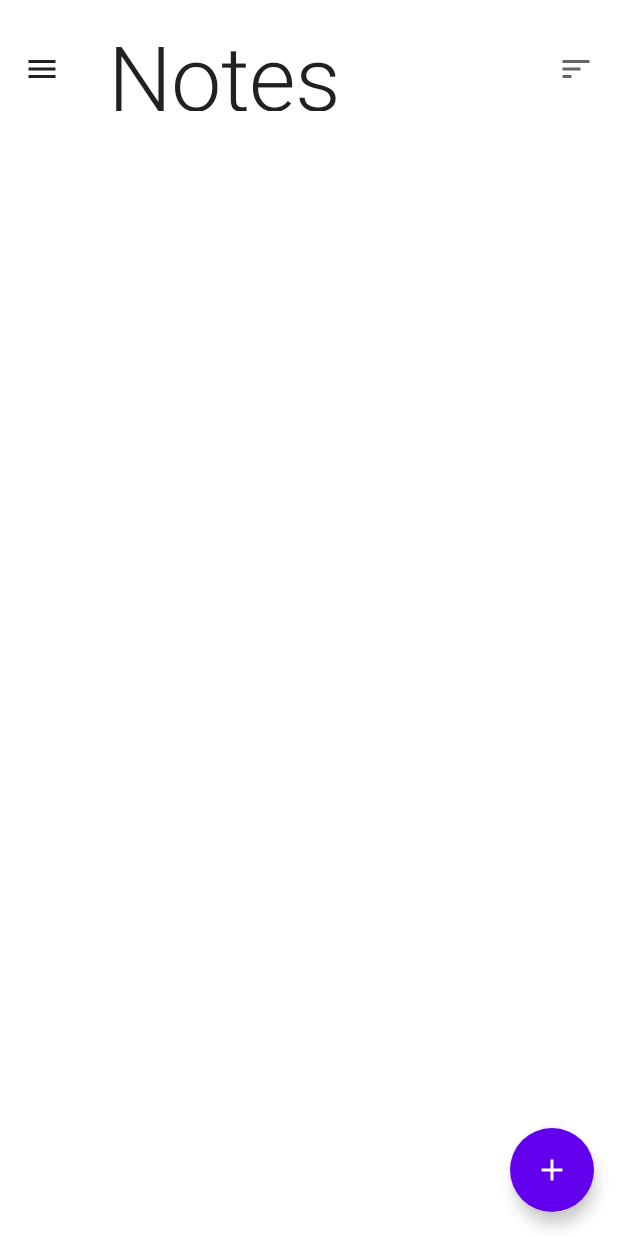
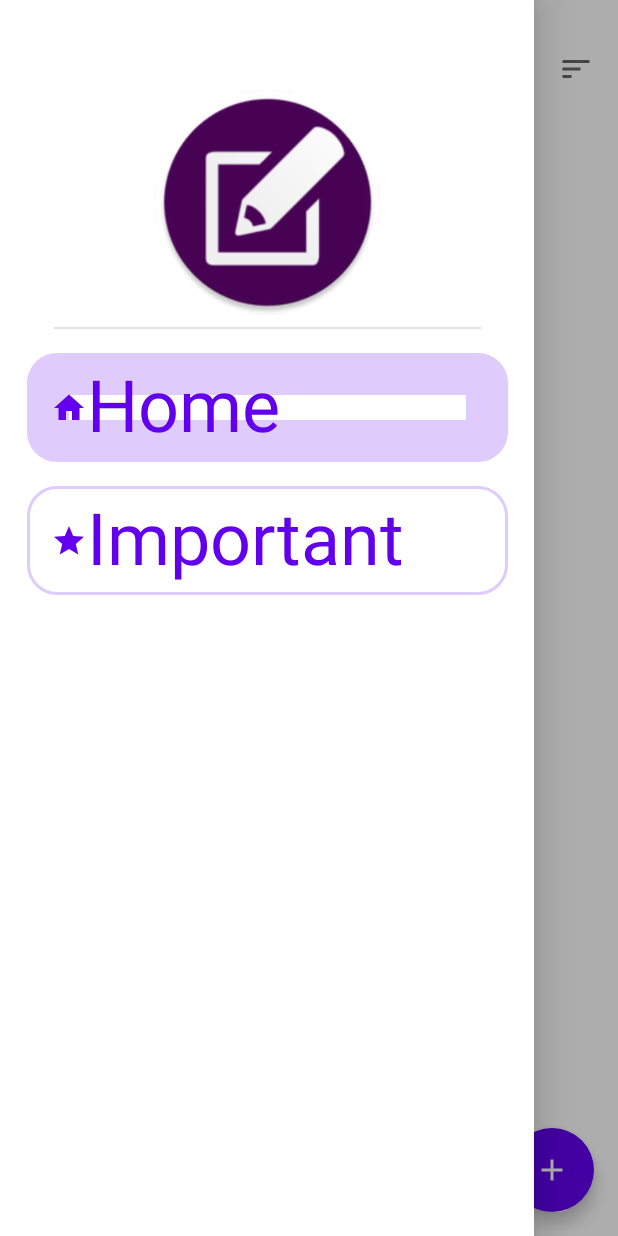
Before and after one commit to sedramerkhan/SMNotes, an Android app built with Jetpack Compose: the composable NotesScreen shown on its own in the app's theme, after a tap on "Menu", on a phone screen of 412 x 824 dp. Run offline under Robolectric (Android 15) with nearby library versions, the phone set to English and light mode, and no system bars; our stand-ins replace Dagger/Hilt's generated code, Room's generated code; libraries missing offline, so code that uses them is left out: com.ramcosta.composedestinations; 2 statements that could not run were skipped.

Commit message:
get important notes

```diff
--- a/app/src/main/java/com/smnotes/data/database/NoteDao.kt
+++ b/app/src/main/java/com/smnotes/data/database/NoteDao.kt
@@ -10,6 +10,9 @@ interface NoteDao {
     @Query("SELECT * FROM note")
     fun getNotes(): Flow<List<Note>>
 
+    @Query("SELECT * FROM note WHERE important = 1")
+    fun getImportantNotes(): Flow<List<Note>>
+
     @Query("SELECT * FROM note WHERE id = :id")
     suspend fun getNoteById(id: Long): Note?
 
--- a/app/src/main/java/com/smnotes/data/repository/NoteRepository.kt
+++ b/app/src/main/java/com/smnotes/data/repository/NoteRepository.kt
@@ -7,6 +7,8 @@ interface NoteRepository {
 
     fun getNotes(): Flow<List<Note>>
 
+    fun getImportantNotes(): Flow<List<Note>>
+
     suspend fun getNoteById(id: Long): Note?
 
     suspend fun insertNote(note: Note)
--- a/app/src/main/java/com/smnotes/data/repository/NoteRepositoryImpl.kt
+++ b/app/src/main/java/com/smnotes/data/repository/NoteRepositoryImpl.kt
@@ -12,6 +12,10 @@ class NoteRepositoryImpl(
         return dao.getNotes()
     }
 
+    override fun getImportantNotes(): Flow<List<Note>> {
+        return dao.getImportantNotes()
+    }
+
     override suspend fun getNoteById(id: Long): Note? {
         return dao.getNoteById(id)
     }
--- a/app/src/main/java/com/smnotes/di/AppModule.kt
+++ b/app/src/main/java/com/smnotes/di/AppModule.kt
@@ -47,6 +47,7 @@ object AppModule {
     fun provideNoteUseCases(repository: NoteRepository): NoteUseCases {
         return NoteUseCases(
             getNotes = GetNotes(repository),
+            getImportantNotes = GetImportantNotes(repository),
             deleteNote = DeleteNote(repository),
             addNote = AddNote(repository),
             getNote = GetNote(repository)
--- /dev/null
+++ b/app/src/main/java/com/smnotes/domain/usecase/GetImportantNotes.kt
@@ -0,0 +1,34 @@
+package com.smnotes.domain.usecase
+
+import com.smnotes.data.repository.NoteRepository
+import com.smnotes.domain.model.Note
+import com.smnotes.domain.order.NoteOrder
+import com.smnotes.domain.order.OrderType
+import kotlinx.coroutines.flow.Flow
+import kotlinx.coroutines.flow.map
+
+data class GetImportantNotes(private val repository: NoteRepository)  {
+
+    operator fun invoke(
+        noteOrder: NoteOrder = NoteOrder.Date(OrderType.Descending)
+    ): Flow<List<Note>> {
+        return repository.getImportantNotes().map { notes ->
+            when(noteOrder.orderType) {
+                is OrderType.Ascending -> {
+                    when(noteOrder) {
+                        is NoteOrder.Title -> notes.sortedBy { it.title.lowercase() }
+                        is NoteOrder.Date -> notes.sortedBy { it.timestamp }
+                        is NoteOrder.Color -> notes.sortedBy { it.color }
+                    }
+                }
+                is OrderType.Descending -> {
+                    when(noteOrder) {
+                        is NoteOrder.Title -> notes.sortedByDescending { it.title.lowercase() }
+                        is NoteOrder.Date -> notes.sortedByDescending { it.timestamp }
+                        is NoteOrder.Color -> notes.sortedByDescending { it.color }
+                    }
+                }
+            }
+        }
+    }
+}
--- a/app/src/main/java/com/smnotes/domain/usecase/NoteUseCases.kt
+++ b/app/src/main/java/com/smnotes/domain/usecase/NoteUseCases.kt
@@ -3,6 +3,7 @@ package com.smnotes.domain.usecase
 
 data class NoteUseCases(
     val getNotes: GetNotes,
+    val getImportantNotes: GetImportantNotes,
     val deleteNote: DeleteNote,
     val addNote: AddNote,
     val getNote: GetNote
--- a/app/src/main/java/com/smnotes/presentation/notesScreen/NotesEvent.kt
+++ b/app/src/main/java/com/smnotes/presentation/notesScreen/NotesEvent.kt
@@ -9,4 +9,5 @@ sealed class NotesEvent {
     data class ImportantNote(val note: Note): NotesEvent()
     object RestoreNote: NotesEvent()
     object ToggleOrderSection: NotesEvent()
+    object GetNotes : NotesEvent()
 }
--- a/app/src/main/java/com/smnotes/presentation/notesScreen/NotesScreen.kt
+++ b/app/src/main/java/com/smnotes/presentation/notesScreen/NotesScreen.kt
@@ -15,6 +15,7 @@ import androidx.compose.material.icons.filled.Sort
 import androidx.compose.runtime.Composable
 import androidx.compose.runtime.rememberCoroutineScope
 import androidx.compose.ui.Modifier
+import androidx.compose.ui.graphics.Color
 import androidx.compose.ui.platform.LocalClipboardManager
 import androidx.compose.ui.text.AnnotatedString
 import androidx.compose.ui.unit.dp
@@ -33,13 +34,14 @@ fun NotesScreen(
     navigator: DestinationsNavigator,
     viewModel: NotesViewModel = hiltViewModel()
 ) = viewModel.run {
-    val state = viewModel.state.value
+    val state = state.value
+
     val scaffoldState = rememberScaffoldState()
     val scope = rememberCoroutineScope()
 
     val clipboardManager = LocalClipboardManager.current
 
-    val drawerState = rememberDrawerState(initialValue = DrawerValue.Closed)
+    val drawerState = scaffoldState.drawerState
 
     Scaffold(
         scaffoldState = scaffoldState,
@@ -48,8 +50,7 @@ fun NotesScreen(
                 IconButton(
                     onClick = {
                         scope.launch {
-                            drawerState.open()
-//                           drawerState.animateTo(DrawerValue.Open,tween(500))
+                           drawerState.animateTo(DrawerValue.Open,tween(500))
                         }
                     },
                 ) {
@@ -61,7 +62,7 @@ fun NotesScreen(
             }) {
                 IconButton(
                     onClick = {
-                        viewModel.onEvent(NotesEvent.ToggleOrderSection)
+                        onEvent(NotesEvent.ToggleOrderSection)
                     },
                 ) {
                     Icon(
@@ -81,8 +82,13 @@ fun NotesScreen(
                 Icon(imageVector = Icons.Default.Add, contentDescription = "Add note")
             }
         },
+//        drawerBackgroundColor = Color.Transparent,
         drawerContent = {
-            Text("hello")
+            MainDrawer(selected = selectedItemDrawer, onItemSelected ={
+                if(selectedItemDrawer != it)
+                    selectedItemDrawer = it
+                onEvent(NotesEvent.GetNotes)
+            } )
         }
     ) {
         Column(
@@ -99,7 +105,7 @@ fun NotesScreen(
                     modifier = Modifier.fillMaxWidth(),
                     noteOrder = state.noteOrder,
                     onOrderChange = {
-                        viewModel.onEvent(NotesEvent.Order(it))
+                        onEvent(NotesEvent.Order(it))
                     }
                 )
             }
@@ -108,14 +114,14 @@ fun NotesScreen(
                 items(state.notes, key = { it.id }) { note ->
                     val dismissState = DismissState_Start_End(
                         DismissedToStart = {
-                            viewModel.onEvent(NotesEvent.DeleteNote(note))
+                            onEvent(NotesEvent.DeleteNote(note))
                             scope.launch {
                                 val result = scaffoldState.snackbarHostState.showSnackbar(
                                     message = "Note deleted",
                                     actionLabel = "Undo"
                                 )
                                 if (result == SnackbarResult.ActionPerformed) {
-                                    viewModel.onEvent(NotesEvent.RestoreNote)
+                                    onEvent(NotesEvent.RestoreNote)
                                 }
                             }
                         },
@@ -145,7 +151,7 @@ fun NotesScreen(
                             }
                         ),
                         onImportantClick = {
-                            viewModel.onEvent(NotesEvent.ImportantNote(note))
+                            onEvent(NotesEvent.ImportantNote(note))
                         }
                     )
                     Spacer(modifier = Modifier.height(16.dp))
--- /dev/null
+++ b/app/src/main/java/com/smnotes/presentation/notesScreen/components/DrawerItems.kt
@@ -0,0 +1,19 @@
+package com.smnotes.presentation.notesScreen.components
+
+import androidx.compose.material.icons.Icons
+import androidx.compose.material.icons.filled.Home
+import androidx.compose.material.icons.filled.Star
+import androidx.compose.ui.graphics.vector.ImageVector
+
+
+enum class DrawerItems(val value: String,val icon: ImageVector){
+    HOME("Home", Icons.Default.Home)
+    , IMPORTANT("Important", Icons.Default.Star)
+}
+
+fun getDrawerItem(value: String): DrawerItems? {
+    val map =  DrawerItems.values().associateBy( DrawerItems::value)
+    return map[value]
+}
+
+fun getDrawerItems() = DrawerItems.values().toList()
--- /dev/null
+++ b/app/src/main/java/com/smnotes/presentation/notesScreen/components/MainDrawer.kt
@@ -0,0 +1,100 @@
+package com.smnotes.presentation.notesScreen.components
+
+import androidx.compose.animation.core.LinearEasing
+import androidx.compose.animation.core.animateDpAsState
+import androidx.compose.animation.core.tween
+import androidx.compose.foundation.Image
+import androidx.compose.foundation.border
+import androidx.compose.foundation.clickable
+import androidx.compose.foundation.layout.*
+import androidx.compose.foundation.shape.CircleShape
+import androidx.compose.foundation.shape.RoundedCornerShape
+import androidx.compose.material.*
+import androidx.compose.runtime.Composable
+import androidx.compose.ui.Alignment
+import androidx.compose.ui.Modifier
+import androidx.compose.ui.draw.clip
+import androidx.compose.ui.res.painterResource
+import androidx.compose.ui.unit.dp
+import com.smnotes.R
+
+@Composable
+fun MainDrawer(
+    selected: DrawerItems,
+    onItemSelected: (DrawerItems) -> Unit,
+) {
+    val round = 40.dp
+    Surface(
+        modifier = Modifier.fillMaxWidth(),
+//        shape = RoundedCornerShape(topEnd = round, bottomEnd = round)
+    ) {
+        Column(
+            modifier = Modifier.padding(top = 60.dp),
+            horizontalAlignment = Alignment.CenterHorizontally
+        ) {
+            TopDrawerView()
+            DrawerItemsView(selected = selected, onItemSelected = onItemSelected)
+        }
+    }
+}
+
+
+@Composable
+fun TopDrawerView() {
+    Card( modifier = Modifier.clip(CircleShape)){
+        Image(
+           modifier = Modifier.size(150.dp) ,
+            painter = painterResource(id = R.drawable.img), contentDescription = null,
+
+            )
+    }
+
+    Divider(Modifier.fillMaxWidth(.8f).padding(top=8.dp,bottom=16.dp))
+
+}
+
+@Composable
+fun DrawerItemsView(
+    selected: DrawerItems,
+    onItemSelected: (DrawerItems) -> Unit,
+) {
+    getDrawerItems().forEach {
+        val color = MaterialTheme.colors.primary.copy(alpha = 0.2f)
+        val color2 = MaterialTheme.colors.primary
+        val round = RoundedCornerShape(20.dp)
+        val width =
+            animateDpAsState(
+                targetValue = if (selected == it) 28.dp else 2.dp, animationSpec = tween(
+                    durationMillis = 500,
+                    easing = LinearEasing,
+//                        delayMillis = 500
+                )
+            )
+        Box(
+            Modifier
+                .fillMaxWidth(.9f)
+                .clickable { onItemSelected(it) }
+//                    .background(backgroundColor.value)
+        ) {
+            Box(
+                Modifier
+                    .matchParentSize()
+                    .border(width.value, color, round)
+            ) {
+            }
+            Row(
+                modifier = Modifier.padding(horizontal = 16.dp, vertical = 8.dp),
+                verticalAlignment = Alignment.CenterVertically
+            ) {
+                Icon(imageVector = it.icon, contentDescription = it.value, tint = color2)
+                Text(
+                    text = it.value,
+                    style = MaterialTheme.typography.h3,
+                    color = color2
+                )
+            }
+
+        }
+        Spacer(Modifier.height(16.dp))
+    }
+}
```
Also changed, not shown: app/src/main/java/com/smnotes/presentation/notesScreen/NotesViewModel.kt (+28 -2 lines), app/src/main/java/com/smnotes/presentation/notesScreen/components/WaveShape.kt (added, +89 -0 lines), app/src/main/res/drawable/img.png (added).
